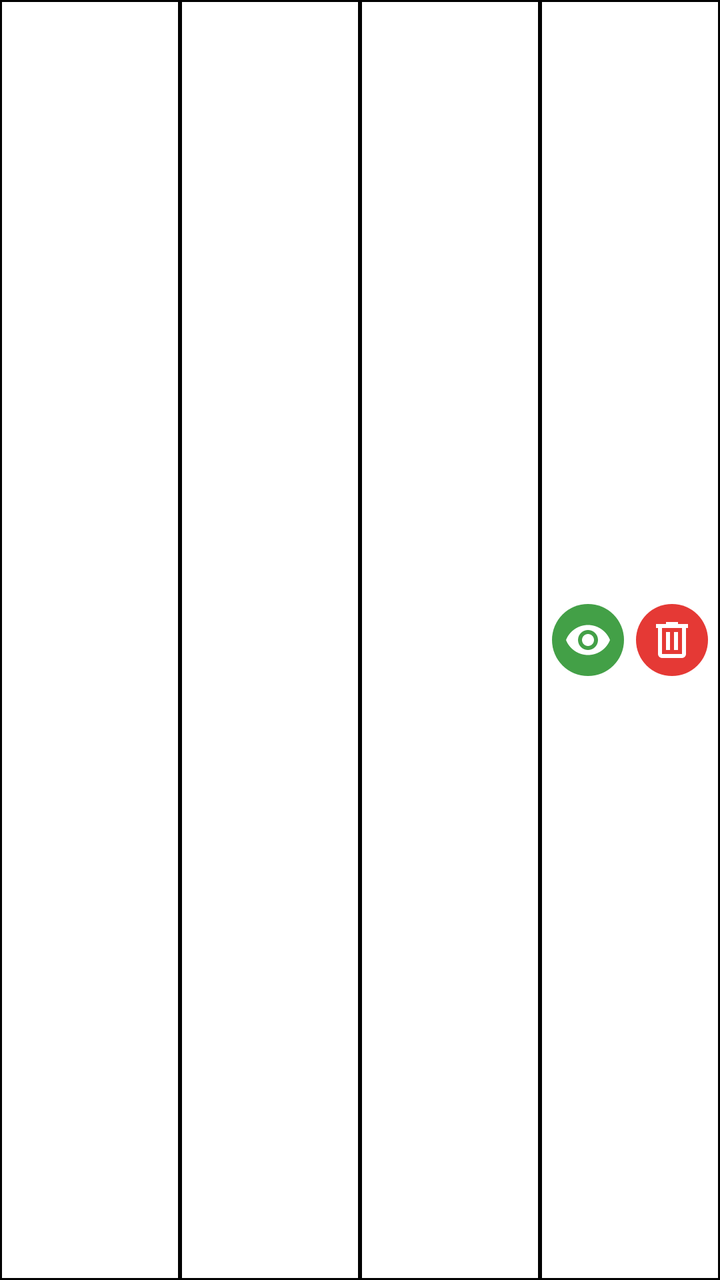
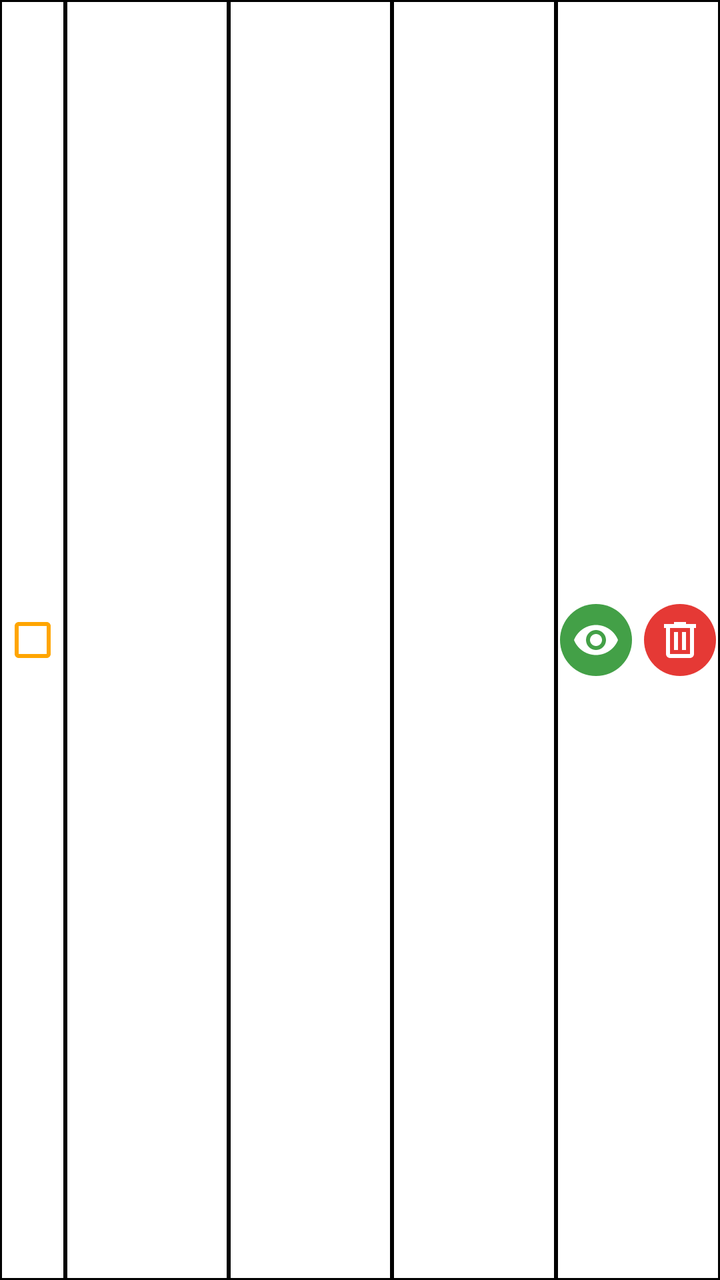

An Android layout rendered at two revisions. The XML below is the earlier revision; the diff shows what the commit changed to produce the second picture.
<!-- AndroidManifest.xml: application theme Theme.RepoMaster -->
<!-- res/layout/item_vehicle.xml -->
<?xml version="1.0" encoding="utf-8"?>
<LinearLayout xmlns:android="http://schemas.android.com/apk/res/android"
    android:layout_width="match_parent"
    android:layout_height="55dp"
    xmlns:app="http://schemas.android.com/apk/res-auto"
    android:orientation="horizontal">

    <TextView
        android:id="@+id/txtVehicleNumber"
        android:layout_width="0dp"
        android:layout_height="match_parent"
        android:layout_weight="2"
        android:gravity="center"
        android:background="@drawable/table_border"
        android:maxLines="1"
        android:ellipsize="end"/>

    <TextView
        android:id="@+id/txtEngine"
        android:layout_width="0dp"
        android:layout_height="match_parent"
        android:layout_weight="2"
        android:gravity="center"
        android:background="@drawable/table_border"
        android:maxLines="1"
        android:ellipsize="end"/>

    <TextView
        android:id="@+id/txtChassis"
        android:layout_width="0dp"
        android:layout_height="match_parent"
        android:layout_weight="2"
        android:gravity="center"
        android:background="@drawable/table_border"
        android:maxLines="1"
        android:ellipsize="end"/>

    <LinearLayout
        android:layout_width="0dp"
        android:layout_height="match_parent"
        android:layout_weight="2"
        android:gravity="center"
        android:background="@drawable/table_border">

        <ImageButton
            android:id="@+id/btnView"
            android:layout_width="36dp"
            android:layout_height="36dp"
            android:layout_marginEnd="6dp"
            android:background="@drawable/bg_green_circle"
            android:src="@drawable/white_visibility_24"
            app:tint="@color/white"/>

        <ImageButton
            android:id="@+id/btnDelete"
            android:layout_width="36dp"
            android:layout_height="36dp"
            android:background="@drawable/bg_red_circle"
            android:src="@drawable/white_delete_24"
            app:tint="@color/white"/>

    </LinearLayout>

</LinearLayout>
<!-- resources referenced by this layout -->
<resources>
  <color name="white">#FFFFFFFF</color>
  <!-- drawable bg_green_circle (drawable) -->
  <shape xmlns:android="http://schemas.android.com/apk/res/android" android:shape="oval">
      <solid android:color="#43A047"/>
  </shape>
  <!-- drawable bg_red_circle (drawable) -->
  <shape xmlns:android="http://schemas.android.com/apk/res/android" android:shape="oval">
      <solid android:color="#E53935"/>
  </shape>
  <!-- drawable table_border (drawable) -->
  <?xml version="1.0" encoding="utf-8"?>
  <shape xmlns:android="http://schemas.android.com/apk/res/android">
  
      <solid android:color="@android:color/white"/>
  
      <stroke
          android:width="1dp"
          android:color="@color/black"/>
  
  </shape>
  <!-- drawable white_delete_24 (drawable) -->
  <vector xmlns:android="http://schemas.android.com/apk/res/android" android:height="24dp" android:tint="#FFFFFF" android:viewportHeight="960" android:viewportWidth="960" android:width="24dp">
        
      <path android:fillColor="@android:color/white" android:pathData="M280,840Q247,840 223.5,816.5Q200,793 200,760L200,240L160,240L160,160L360,160L360,120L600,120L600,160L800,160L800,240L760,240L760,760Q760,793 736.5,816.5Q713,840 680,840L280,840ZM680,240L280,240L280,760Q280,760 280,760Q280,760 280,760L680,760Q680,760 680,760Q680,760 680,760L680,240ZM360,680L440,680L440,320L360,320L360,680ZM520,680L600,680L600,320L520,320L520,680ZM280,240L280,240L280,760Q280,760 280,760Q280,760 280,760L280,760Q280,760 280,760Q280,760 280,760L280,240Z"/>
      
  </vector>
  <!-- drawable white_visibility_24 (drawable) -->
  <vector xmlns:android="http://schemas.android.com/apk/res/android" android:height="24dp" android:tint="#FFFFFF" android:viewportHeight="24" android:viewportWidth="24" android:width="24dp">
        
      <path android:fillColor="@android:color/white" android:pathData="M12,4.5C7,4.5 2.73,7.61 1,12c1.73,4.39 6,7.5 11,7.5s9.27,-3.11 11,-7.5c-1.73,-4.39 -6,-7.5 -11,-7.5zM12,17c-2.76,0 -5,-2.24 -5,-5s2.24,-5 5,-5 5,2.24 5,5 -2.24,5 -5,5zM12,9c-1.66,0 -3,1.34 -3,3s1.34,3 3,3 3,-1.34 3,-3 -1.34,-3 -3,-3z"/>
      
  </vector>
  <style name="Theme.RepoMaster" parent="Base.Theme.RepoMaster" />
  <color name="black">#FF000000</color>
  <style name="Base.Theme.RepoMaster" parent="Theme.Material3.DayNight.NoActionBar">
          
          
      </style>
</resources>

<!-- the commit's change to res/layout/item_vehicle.xml (unified diff, before → after) -->
@@ -1,9 +1,31 @@
 <?xml version="1.0" encoding="utf-8"?>
-<LinearLayout xmlns:android="http://schemas.android.com/apk/res/android"
+<LinearLayout
+    xmlns:android="http://schemas.android.com/apk/res/android"
+    xmlns:app="http://schemas.android.com/apk/res-auto"
     android:layout_width="match_parent"
     android:layout_height="55dp"
-    xmlns:app="http://schemas.android.com/apk/res-auto"
     android:orientation="horizontal">
+
+    
+
+    <LinearLayout
+        android:id="@+id/checkboxvisibility"
+        android:layout_width="0dp"
+        android:layout_height="match_parent"
+        android:layout_weight="0.8"
+        android:gravity="center"
+        android:background="@drawable/table_border">
+
+        <CheckBox
+            android:id="@+id/checkVehicle"
+            android:layout_width="wrap_content"
+            android:layout_height="wrap_content"
+            android:buttonTint="#FFA500"
+            android:contentDescription="Select vehicle"/>
+    </LinearLayout>
+
+
+    
 
     <TextView
         android:id="@+id/txtVehicleNumber"
@@ -15,6 +37,9 @@
         android:maxLines="1"
         android:ellipsize="end"/>
 
+
+    
+
     <TextView
         android:id="@+id/txtEngine"
         android:layout_width="0dp"
@@ -24,6 +49,9 @@
         android:background="@drawable/table_border"
         android:maxLines="1"
         android:ellipsize="end"/>
+
+
+    
 
     <TextView
         android:id="@+id/txtChassis"
@@ -35,11 +63,15 @@
         android:maxLines="1"
         android:ellipsize="end"/>
 
+
+    
+
     <LinearLayout
         android:layout_width="0dp"
         android:layout_height="match_parent"
         android:layout_weight="2"
         android:gravity="center"
+        android:orientation="horizontal"
         android:background="@drawable/table_border">
 
         <ImageButton
